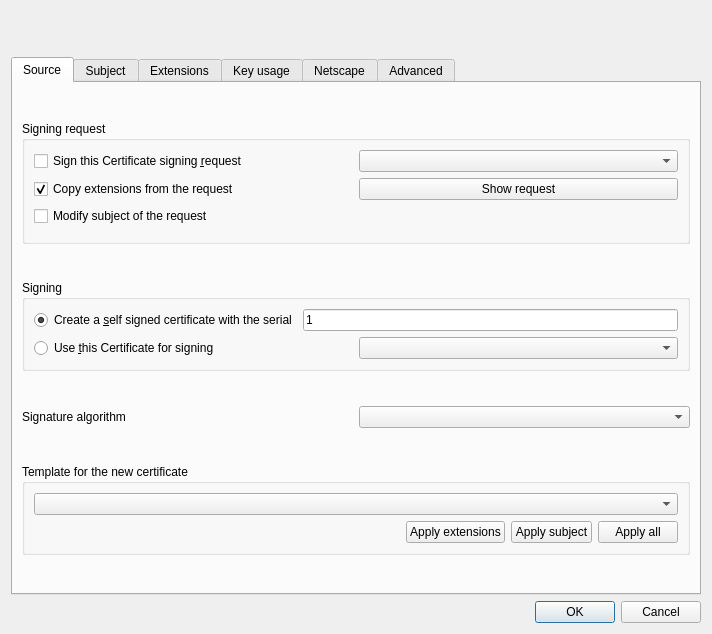
chris2511/xca, file ui/NewX509.ui: the form before one commit.
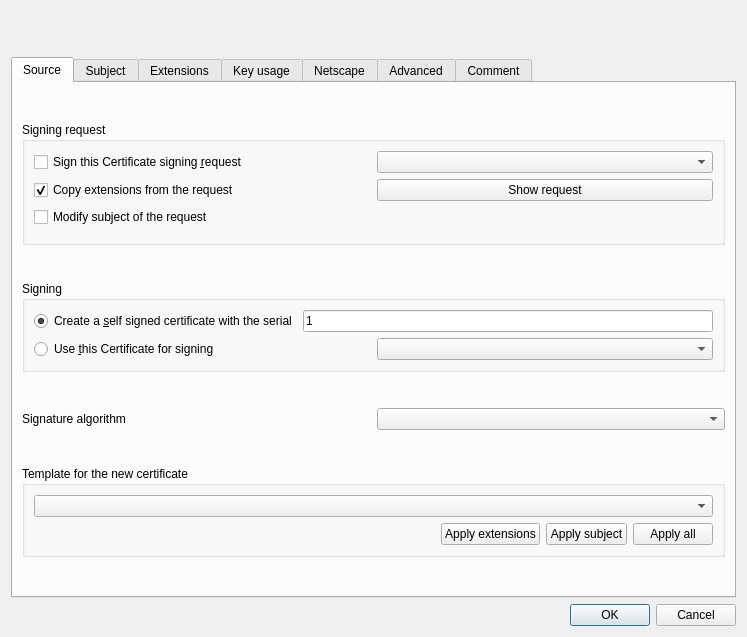
The form after the commit. The open tabs and pages were chosen to show the change. Custom widgets are drawn as their Qt base class.

Patch:
```diff
--- a/ui/NewX509.ui
+++ b/ui/NewX509.ui
@@ -6,8 +6,8 @@
    <rect>
     <x>0</x>
     <y>0</y>
-    <width>712</width>
-    <height>634</height>
+    <width>747</width>
+    <height>637</height>
    </rect>
   </property>
   <layout class="QVBoxLayout" name="verticalLayout_2">
@@ -97,21 +97,12 @@
           <string>Signing request</string>
          </property>
          <layout class="QVBoxLayout">
-          <property name="spacing">
-           <number>6</number>
-          </property>
-          <property name="margin">
-           <number>9</number>
-          </property>
           <item>
            <widget class="QWidget" name="reqWidget" native="true">
             <layout class="QGridLayout">
              <property name="margin">
               <number>0</number>
              </property>
-             <property name="spacing">
-              <number>6</number>
-             </property>
              <item row="0" column="1">
               <widget class="QComboBox" name="reqList"/>
              </item>
@@ -186,20 +177,8 @@
           <string>Signing</string>
          </property>
          <layout class="QVBoxLayout">
-          <property name="spacing">
-           <number>6</number>
-          </property>
-          <property name="margin">
-           <number>9</number>
-          </property>
           <item>
            <layout class="QHBoxLayout">
-            <property name="spacing">
-             <number>6</number>
-            </property>
-            <property name="margin">
-             <number>0</number>
-            </property>
             <item>
              <widget class="QRadioButton" name="selfSignRB">
               <property name="text">
@@ -224,12 +203,6 @@
           </item>
           <item>
            <layout class="QHBoxLayout">
-            <property name="spacing">
-             <number>6</number>
-            </property>
-            <property name="margin">
-             <number>0</number>
-            </property>
             <item>
              <widget class="QRadioButton" name="foreignSignRB">
               <property name="text">
@@ -264,12 +237,6 @@
        </item>
        <item>
         <layout class="QHBoxLayout">
-         <property name="spacing">
-          <number>6</number>
-         </property>
-         <property name="margin">
-          <number>0</number>
-         </property>
          <item>
           <widget class="QLabel" name="label">
            <property name="text">
@@ -1263,6 +1230,16 @@
        </item>
       </layout>
      </widget>
+     <widget class="QWidget" name="tab">
+      <attribute name="title">
+       <string>Comment</string>
+      </attribute>
+      <layout class="QVBoxLayout" name="verticalLayout_9">
+       <item>
+        <widget class="QTextEdit" name="comment"/>
+       </item>
+      </layout>
+     </widget>
     </widget>
    </item>
    <item>
@@ -1302,7 +1279,12 @@
   <customwidget>
    <class>DoubleClickLabel</class>
    <extends>QLabel</extends>
-   <header location="global">widgets/clicklabel.h</header>
+   <header>widgets/clicklabel.h</header>
+  </customwidget>
+  <customwidget>
+   <class>itemCombo</class>
+   <extends>QComboBox</extends>
+   <header>widgets/ItemCombo.h</header>
   </customwidget>
  </customwidgets>
  <tabstops>
```
Left out of the diff: 86 changed lines with no effect on the pictures.
